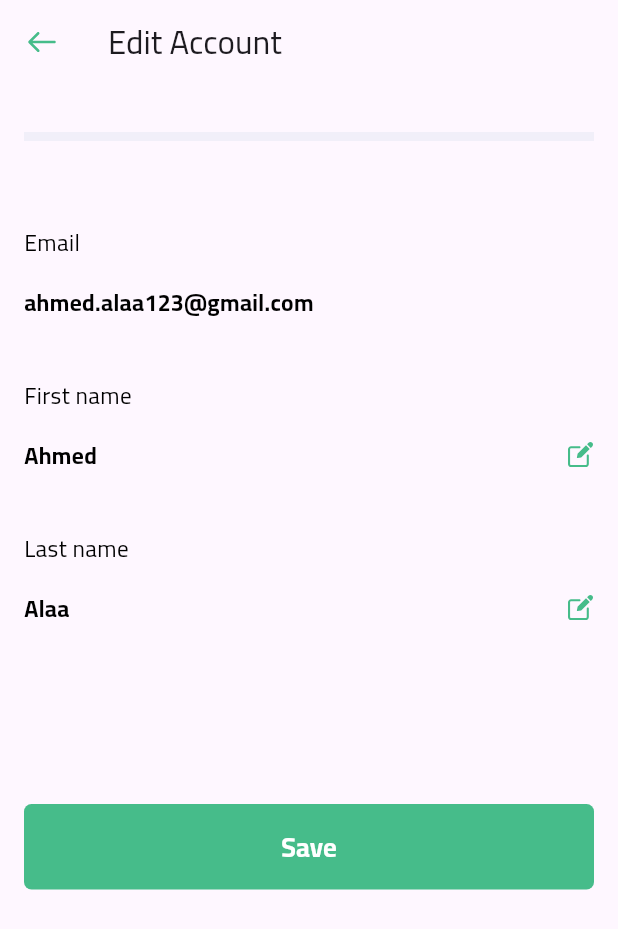
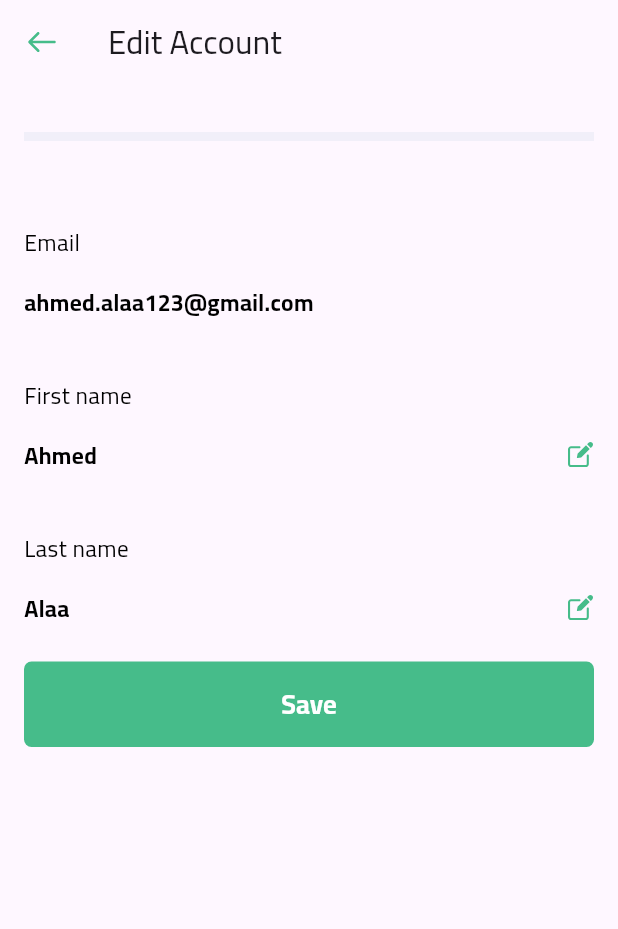
Before and after one commit to abdelrahman3003/digiFly-task, a Flutter app: the EditAcountView screen opened by its route, on a phone screen of 412 x 824 dp. Shown: the top 929 px of the screen. Run offline on Flutter 3.47's test engine with Material 3 defaults, Android fonts, the phone set to English and light mode, and no system bars; our stand-ins replace flutter_screenutil, flutter_svg.

```diff
--- a/lib/features/home/widget/setting/edit_account/edit_acount_view.dart
+++ b/lib/features/home/widget/setting/edit_account/edit_acount_view.dart
@@ -67,7 +67,7 @@ class _EditAcountViewState extends State<EditAcountView> {
                     setState(() {});
                   },
                 ),
-                const SizedBox(height: 120),
+                const SizedBox(height: 25),
                 const SizedBox(
                     width: double.infinity, child: AppButton(title: "Save"))
               ],
```
